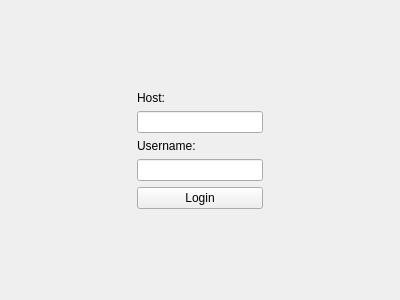
dagophil/dwiz, file client/client_login_page.ui: the form before one commit.
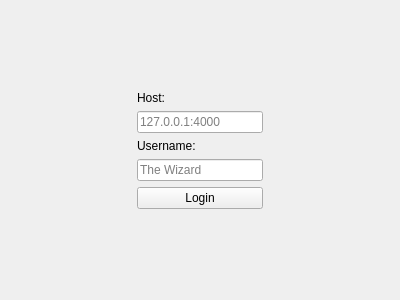
The form after the commit.

Commit message: Added logging streams. Added placeholder text to ClientLoginPage. Added DWIZ_DEBUG definition that can be enabled in cmake. Removed unused code from ClientMainWindow.

Diff of the .ui file:
```diff
--- a/client/client_login_page.ui
+++ b/client/client_login_page.ui
@@ -35,7 +35,11 @@
     </widget>
    </item>
    <item row="2" column="1">
-    <widget class="QLineEdit" name="inputHost"/>
+    <widget class="QLineEdit" name="inputHost">
+     <property name="placeholderText">
+      <string>127.0.0.1:4000</string>
+     </property>
+    </widget>
    </item>
    <item row="2" column="0">
     <spacer name="hSpacer0">
@@ -78,7 +82,11 @@
     </widget>
    </item>
    <item row="4" column="1">
-    <widget class="QLineEdit" name="inputUsername"/>
+    <widget class="QLineEdit" name="inputUsername">
+     <property name="placeholderText">
+      <string>The Wizard</string>
+     </property>
+    </widget>
    </item>
    <item row="6" column="1">
     <spacer name="vSpacer1">
```
The commit also changes 11 other files.
